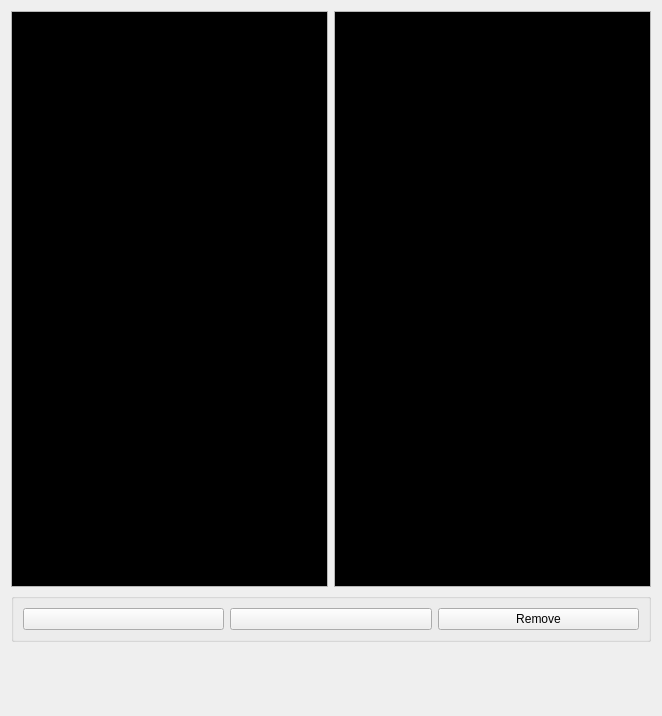
The window that texter/texter/texter4.ui (derlucas/4.48_psychosis) describes before a commit, drawn with Qt 5.
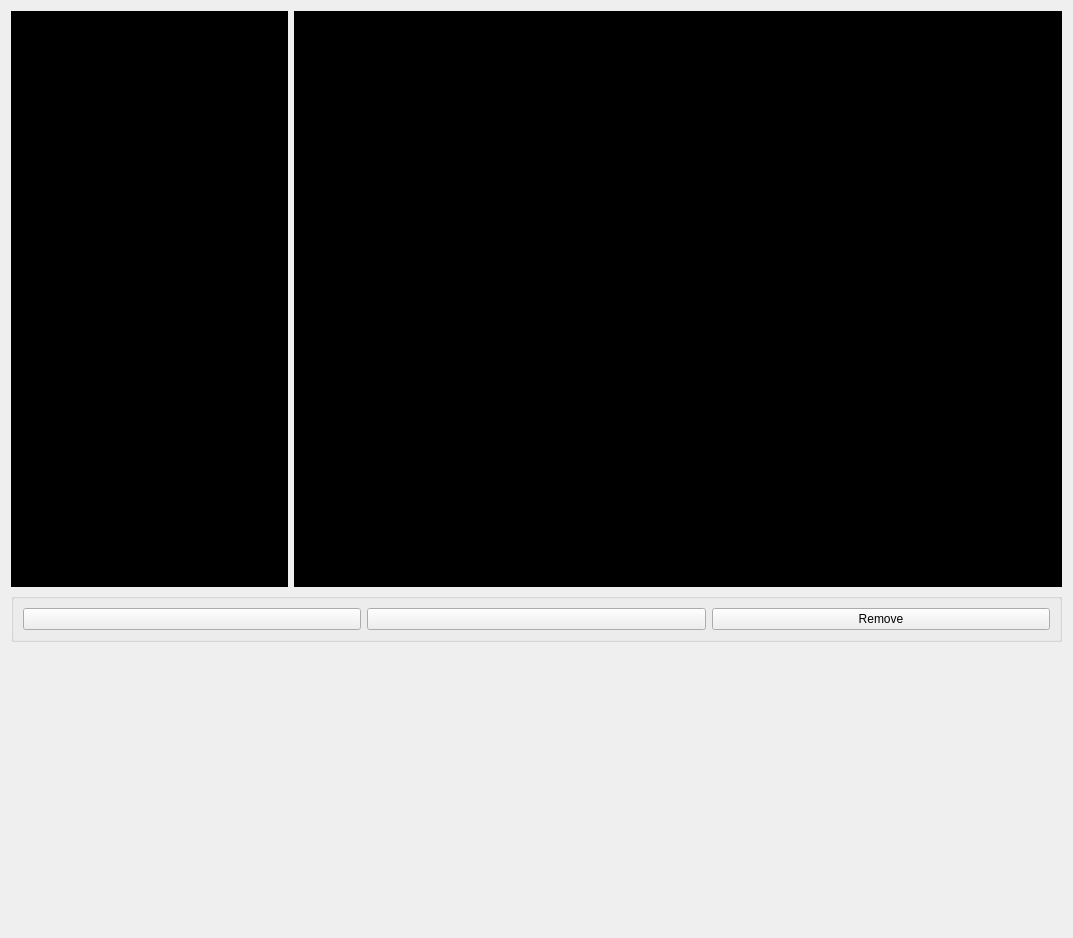
The same window after the commit. Icons and pictures are not drawn. Custom widgets are drawn as their Qt base class.

What changed in the file:
```diff
--- a/texter/texter/texter4.ui
+++ b/texter/texter/texter4.ui
@@ -6,8 +6,8 @@
    <rect>
     <x>0</x>
     <y>0</y>
-    <width>662</width>
-    <height>716</height>
+    <width>1073</width>
+    <height>938</height>
    </rect>
   </property>
   <property name="windowTitle">
@@ -18,6 +18,12 @@
     <layout class="QHBoxLayout" name="horizontalLayout_2">
      <item>
       <widget class="QListView" name="text_list">
+       <property name="sizePolicy">
+        <sizepolicy hsizetype="Expanding" vsizetype="Expanding">
+         <horstretch>2</horstretch>
+         <verstretch>0</verstretch>
+        </sizepolicy>
+       </property>
        <property name="minimumSize">
         <size>
          <width>0</width>
@@ -33,6 +39,15 @@
        <property name="palette">
         <palette>
          <active>
+          <colorrole role="WindowText">
+           <brush brushstyle="SolidPattern">
+            <color alpha="255">
+             <red>255</red>
+             <green>255</green>
+             <blue>255</blue>
+            </color>
+           </brush>
+          </colorrole>
           <colorrole role="Text">
            <brush brushstyle="SolidPattern">
             <color alpha="255">
@@ -51,8 +66,26 @@
             </color>
            </brush>
           </colorrole>
+          <colorrole role="Window">
+           <brush brushstyle="SolidPattern">
+            <color alpha="255">
+             <red>0</red>
+             <green>0</green>
+             <blue>0</blue>
+            </color>
+           </brush>
+          </colorrole>
          </active>
          <inactive>
+          <colorrole role="WindowText">
+           <brush brushstyle="SolidPattern">
+            <color alpha="255">
+             <red>255</red>
+             <green>255</green>
+             <blue>255</blue>
+            </color>
+           </brush>
+          </colorrole>
           <colorrole role="Text">
            <brush brushstyle="SolidPattern">
             <color alpha="255">
@@ -71,8 +104,26 @@
             </color>
            </brush>
           </colorrole>
+          <colorrole role="Window">
+           <brush brushstyle="SolidPattern">
+            <color alpha="255">
+             <red>0</red>
+             <green>0</green>
+             <blue>0</blue>
+            </color>
+           </brush>
+          </colorrole>
          </inactive>
          <disabled>
+          <colorrole role="WindowText">
+           <brush brushstyle="SolidPattern">
+            <color alpha="255">
+             <red>128</red>
+             <green>125</green>
+             <blue>123</blue>
+            </color>
+           </brush>
+          </colorrole>
           <colorrole role="Text">
            <brush brushstyle="SolidPattern">
             <color alpha="255">
@@ -85,9 +136,18 @@
           <colorrole role="Base">
            <brush brushstyle="SolidPattern">
             <color alpha="255">
-             <red>255</red>
-             <green>255</green>
-             <blue>255</blue>
+             <red>0</red>
+             <green>0</green>
+             <blue>0</blue>
+            </color>
+           </brush>
+          </colorrole>
+          <colorrole role="Window">
+           <brush brushstyle="SolidPattern">
+            <color alpha="255">
+             <red>0</red>
+             <green>0</green>
+             <blue>0</blue>
             </color>
            </brush>
           </colorrole>
@@ -98,21 +158,108 @@
      </item>
      <item>
       <widget class="KRichTextWidget" name="text_preview">
+       <property name="sizePolicy">
+        <sizepolicy hsizetype="Expanding" vsizetype="Expanding">
+         <horstretch>8</horstretch>
+         <verstretch>0</verstretch>
+        </sizepolicy>
+       </property>
        <property name="minimumSize">
         <size>
-         <width>0</width>
+         <width>200</width>
          <height>576</height>
         </size>
        </property>
        <property name="maximumSize">
         <size>
-         <width>16777215</width>
+         <width>768</width>
          <height>576</height>
         </size>
        </property>
        <property name="palette">
         <palette>
          <active>
+          <colorrole role="WindowText">
+           <brush brushstyle="SolidPattern">
+            <color alpha="255">
+             <red>255</red>
+             <green>255</green>
+             <blue>255</blue>
+            </color>
+           </brush>
+          </colorrole>
+          <colorrole role="Button">
+           <brush brushstyle="SolidPattern">
+            <color alpha="255">
+             <red>0</red>
+             <green>0</green>
+             <blue>0</blue>
+            </color>
+           </brush>
+          </colorrole>
+          <colorrole role="Light">
+           <brush brushstyle="SolidPattern">
+            <color alpha="255">
+             <red>0</red>
+             <green>0</green>
+             <blue>0</blue>
+            </color>
+           </brush>
+          </colorrole>
+          <colorrole role="Midlight">
+           <brush brushstyle="SolidPattern">
+            <color alpha="255">
+             <red>0</red>
+             <green>0</green>
+             <blue>0</blue>
+            </color>
+           </brush>
+          </colorrole>
+          <colorrole role="Dark">
+           <brush brushstyle="SolidPattern">
+            <color alpha="255">
+             <red>0</red>
+             <green>0</green>
+             <blue>0</blue>
+            </color>
+           </brush>
+          </colorrole>
+          <colorrole role="Mid">
+           <brush brushstyle="SolidPattern">
+            <color alpha="255">
+             <red>0</red>
+             <green>0</green>
+             <blue>0</blue>
+            </color>
+           </brush>
+          </colorrole>
+          <colorrole role="Text">
+           <brush brushstyle="SolidPattern">
+            <color alpha="255">
+             <red>255</red>
+             <green>255</green>
+             <blue>255</blue>
+            </color>
+           </brush>
+          </colorrole>
+          <colorrole role="BrightText">
+           <brush brushstyle="SolidPattern">
+            <color alpha="255">
+             <red>255</red>
+             <green>255</green>
+             <blue>255</blue>
+            </color>
+           </brush>
+          </colorrole>
+          <colorrole role="ButtonText">
+           <brush brushstyle="SolidPattern">
+            <color alpha="255">
+             <red>255</red>
+             <green>255</green>
+             <blue>255</blue>
+            </color>
+           </brush>
+          </colorrole>
           <colorrole role="Base">
            <brush brushstyle="SolidPattern">
             <color alpha="255">
@@ -122,8 +269,134 @@
             </color>
            </brush>
           </colorrole>
+          <colorrole role="Window">
+           <brush brushstyle="SolidPattern">
+            <color alpha="255">
+             <red>0</red>
+             <green>0</green>
+             <blue>0</blue>
+            </color>
+           </brush>
+          </colorrole>
+          <colorrole role="Shadow">
+           <brush brushstyle="SolidPattern">
+            <color alpha="255">
+             <red>0</red>
+             <green>0</green>
+             <blue>0</blue>
+            </color>
+           </brush>
+          </colorrole>
+          <colorrole role="AlternateBase">
+           <brush brushstyle="SolidPattern">
+            <color alpha="255">
+             <red>0</red>
+             <green>0</green>
+             <blue>0</blue>
+            </color>
+           </brush>
+          </colorrole>
+          <colorrole role="ToolTipBase">
+           <brush brushstyle="SolidPattern">
+            <color alpha="255">
+             <red>255</red>
+             <green>255</green>
+             <blue>220</blue>
+            </color>
+           </brush>
+          </colorrole>
+          <colorrole role="ToolTipText">
+           <brush brushstyle="SolidPattern">
+            <color alpha="255">
+             <red>0</red>
+             <green>0</green>
+             <blue>0</blue>
+            </color>
+           </brush>
+          </colorrole>
          </active>
          <inactive>
+          <colorrole role="WindowText">
+           <brush brushstyle="SolidPattern">
+            <color alpha="255">
+             <red>255</red>
+             <green>255</green>
+             <blue>255</blue>
+            </color>
+           </brush>
+          </colorrole>
+          <colorrole role="Button">
+           <brush brushstyle="SolidPattern">
+            <color alpha="255">
+             <red>0</red>
+             <green>0</green>
+             <blue>0</blue>
+            </color>
+           </brush>
+          </colorrole>
+          <colorrole role="Light">
+           <brush brushstyle="SolidPattern">
+            <color alpha="255">
+             <red>0</red>
+             <green>0</green>
+             <blue>0</blue>
+            </color>
+           </brush>
+          </colorrole>
+          <colorrole role="Midlight">
+           <brush brushstyle="SolidPattern">
+            <color alpha="255">
+             <red>0</red>
+             <green>0</green>
+             <blue>0</blue>
+            </color>
+           </brush>
+          </colorrole>
+          <colorrole role="Dark">
+           <brush brushstyle="SolidPattern">
+            <color alpha="255">
+             <red>0</red>
+             <green>0</green>
+             <blue>0</blue>
+            </color>
+           </brush>
+          </colorrole>
+          <colorrole role="Mid">
+           <brush brushstyle="SolidPattern">
+            <color alpha="255">
+             <red>0</red>
+             <green>0</green>
+             <blue>0</blue>
+            </color>
+           </brush>
+          </colorrole>
+          <colorrole role="Text">
+           <brush brushstyle="SolidPattern">
+            <color alpha="255">
+             <red>255</red>
+             <green>255</green>
+             <blue>255</blue>
+            </color>
+           </brush>
+          </colorrole>
+          <colorrole role="BrightText">
+           <brush brushstyle="SolidPattern">
+            <color alpha="255">
+             <red>255</red>
+             <green>255</green>
+             <blue>255</blue>
+            </color>
+           </brush>
+          </colorrole>
+          <colorrole role="ButtonText">
+           <brush brushstyle="SolidPattern">
+            <color alpha="255">
+             <red>255</red>
+             <green>255</green>
+             <blue>255</blue>
+            </color>
+           </brush>
+          </colorrole>
           <colorrole role="Base">
            <brush brushstyle="SolidPattern">
             <color alpha="255">
@@ -133,9 +406,117 @@
             </color>
            </brush>
           </colorrole>
+          <colorrole role="Window">
+           <brush brushstyle="SolidPattern">
+            <color alpha="255">
+             <red>0</red>
+             <green>0</green>
+             <blue>0</blue>
+            </color>
+           </brush>
+          </colorrole>
+          <colorrole role="Shadow">
+           <brush brushstyle="SolidPattern">
+            <color alpha="255">
+             <red>0</red>
+             <green>0</green>
+             <blue>0</blue>
+            </color>
+           </brush>
+          </colorrole>
+          <colorrole role="AlternateBase">
+           <brush brushstyle="SolidPattern">
+            <color alpha="255">
+             <red>0</red>
+             <green>0</green>
+             <blue>0</blue>
+            </color>
+           </brush>
+          </colorrole>
+          <colorrole role="ToolTipBase">
+           <brush brushstyle="SolidPattern">
+            <color alpha="255">
+             <red>255</red>
+             <green>255</green>
+             <blue>220</blue>
+            </color>
+           </brush>
+          </colorrole>
+          <colorrole role="ToolTipText">
+           <brush brushstyle="SolidPattern">
+            <color alpha="255">
+             <red>0</red>
+             <green>0</green>
+             <blue>0</blue>
+            </color>
+           </brush>
+          </colorrole>
          </inactive>
          <disabled>
-          <colorrole role="Base">
+          <colorrole role="WindowText">
+           <brush brushstyle="SolidPattern">
+            <color alpha="255">
+             <red>0</red>
+             <green>0</green>
+             <blue>0</blue>
+            </color>
+           </brush>
+          </colorrole>
+          <colorrole role="Button">
+           <brush brushstyle="SolidPattern">
+            <color alpha="255">
+             <red>0</red>
+             <green>0</green>
+             <blue>0</blue>
+            </color>
+           </brush>
+          </colorrole>
+          <colorrole role="Light">
+           <brush brushstyle="SolidPattern">
+            <color alpha="255">
+             <red>0</red>
+             <green>0</green>
+             <blue>0</blue>
+            </color>
+           </brush>
+          </colorrole>
+          <colorrole role="Midlight">
+           <brush brushstyle="SolidPattern">
+            <color alpha="255">
+             <red>0</red>
+             <green>0</green>
+             <blue>0</blue>
+            </color>
+           </brush>
+          </colorrole>
+          <colorrole role="Dark">
+           <brush brushstyle="SolidPattern">
+            <color alpha="255">
+             <red>0</red>
+             <green>0</green>
+             <blue>0</blue>
+            </color>
+           </brush>
+          </colorrole>
+          <colorrole role="Mid">
+           <brush brushstyle="SolidPattern">
+            <color alpha="255">
+             <red>0</red>
+             <green>0</green>
+             <blue>0</blue>
+            </color>
+           </brush>
+          </colorrole>
+          <colorrole role="Text">
+           <brush brushstyle="SolidPattern">
+            <color alpha="255">
+             <red>0</red>
+             <green>0</green>
+             <blue>0</blue>
+            </color>
+           </brush>
+          </colorrole>
+          <colorrole role="BrightText">
            <brush brushstyle="SolidPattern">
             <color alpha="255">
              <red>255</red>
@@ -144,6 +525,69 @@
             </color>
            </brush>
           </colorrole>
+          <colorrole role="ButtonText">
+           <brush brushstyle="SolidPattern">
+            <color alpha="255">
+             <red>0</red>
+             <green>0</green>
+             <blue>0</blue>
+            </color>
+           </brush>
+          </colorrole>
+          <colorrole role="Base">
+           <brush brushstyle="SolidPattern">
+            <color alpha="255">
+             <red>0</red>
+             <green>0</green>
+             <blue>0</blue>
+            </color>
+           </brush>
+          </colorrole>
+          <colorrole role="Window">
+           <brush brushstyle="SolidPattern">
+            <color alpha="255">
+             <red>0</red>
+             <green>0</green>
+             <blue>0</blue>
+            </color>
+           </brush>
+          </colorrole>
+          <colorrole role="Shadow">
+           <brush brushstyle="SolidPattern">
+            <color alpha="255">
+             <red>0</red>
+             <green>0</green>
+             <blue>0</blue>
+            </color>
+           </brush>
+          </colorrole>
+          <colorrole role="AlternateBase">
+           <brush brushstyle="SolidPattern">
+            <color alpha="255">
+             <red>0</red>
+             <green>0</green>
+             <blue>0</blue>
+            </color>
+           </brush>
+          </colorrole>
+          <colorrole role="ToolTipBase">
+           <brush brushstyle="SolidPattern">
+            <color alpha="255">
+             <red>255</red>
+             <green>255</green>
+             <blue>220</blue>
+            </color>
+           </brush>
+          </colorrole>
+          <colorrole role="ToolTipText">
+           <brush brushstyle="SolidPattern">
+            <color alpha="255">
+             <red>0</red>
+             <green>0</green>
+             <blue>0</blue>
+            </color>
+           </brush>
+          </colorrole>
          </disabled>
         </palette>
        </property>
```
